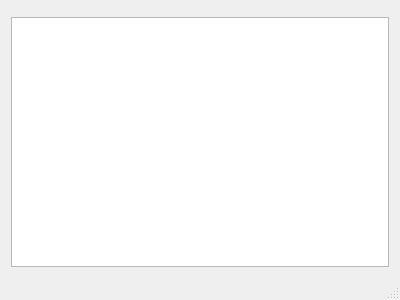
The window that mainwindow.ui (djfm/ycell) describes before a commit, drawn with Qt 5.
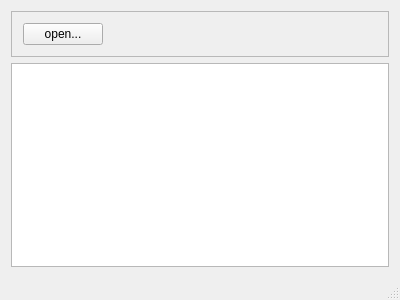
The same window after the commit. Custom widgets are drawn as their Qt base class.

Diff of the .ui file:
```diff
--- a/mainwindow.ui
+++ b/mainwindow.ui
@@ -14,8 +14,8 @@
    <string>MainWindow</string>
   </property>
   <widget class="QWidget" name="centralWidget">
-   <layout class="QGridLayout" name="gridLayout">
-    <item row="0" column="0">
+   <layout class="QVBoxLayout" name="verticalLayout">
+    <item>
      <widget class="QFrame" name="frame">
       <property name="frameShape">
        <enum>QFrame::StyledPanel</enum>
@@ -23,9 +23,18 @@
       <property name="frameShadow">
        <enum>QFrame::Raised</enum>
       </property>
+      <layout class="QFormLayout" name="formLayout">
+       <item row="0" column="0">
+        <widget class="QPushButton" name="openButton">
+         <property name="text">
+          <string>open...</string>
+         </property>
+        </widget>
+       </item>
+      </layout>
      </widget>
     </item>
-    <item row="1" column="0">
+    <item>
      <widget class="SheetView" name="sheet"/>
     </item>
    </layout>
```
